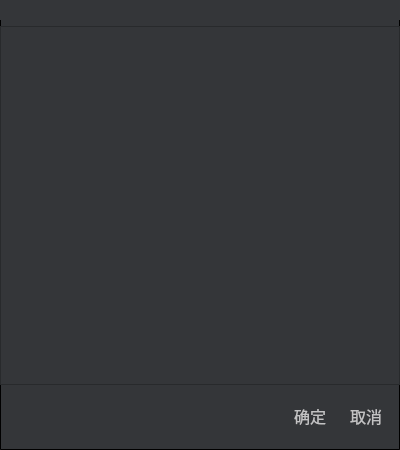
Qt form dlg_stackmanage.ui (eeyoo/yunsheng) before a commit.
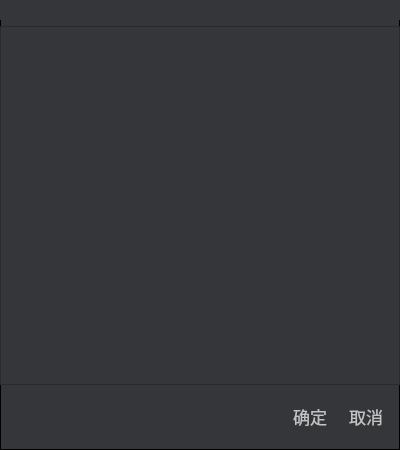
The same form after that commit. Icons and pictures are not drawn.

Diff of the .ui file:
```diff
--- a/dlg_stackmanage.ui
+++ b/dlg_stackmanage.ui
@@ -12,15 +12,23 @@
   </property>
   <property name="font">
    <font>
-    <family>AR PL UKai CN</family>
-    <pointsize>12</pointsize>
+    <family>微软雅黑</family>
+    <pointsize>13</pointsize>
+    <weight>50</weight>
+    <italic>false</italic>
+    <bold>false</bold>
    </font>
   </property>
   <property name="windowTitle">
    <string>Dialog</string>
   </property>
   <property name="styleSheet">
-   <string notr="true">QWidget {
+   <string notr="true">*{
+font: 13pt;
+font-family: &quot;微软雅黑&quot;;
+}
+
+QWidget {
 color: #c2c2c3;
 background: #343639;
 }
```
Left out of the diff: 11 changed lines with no effect on the pictures.
